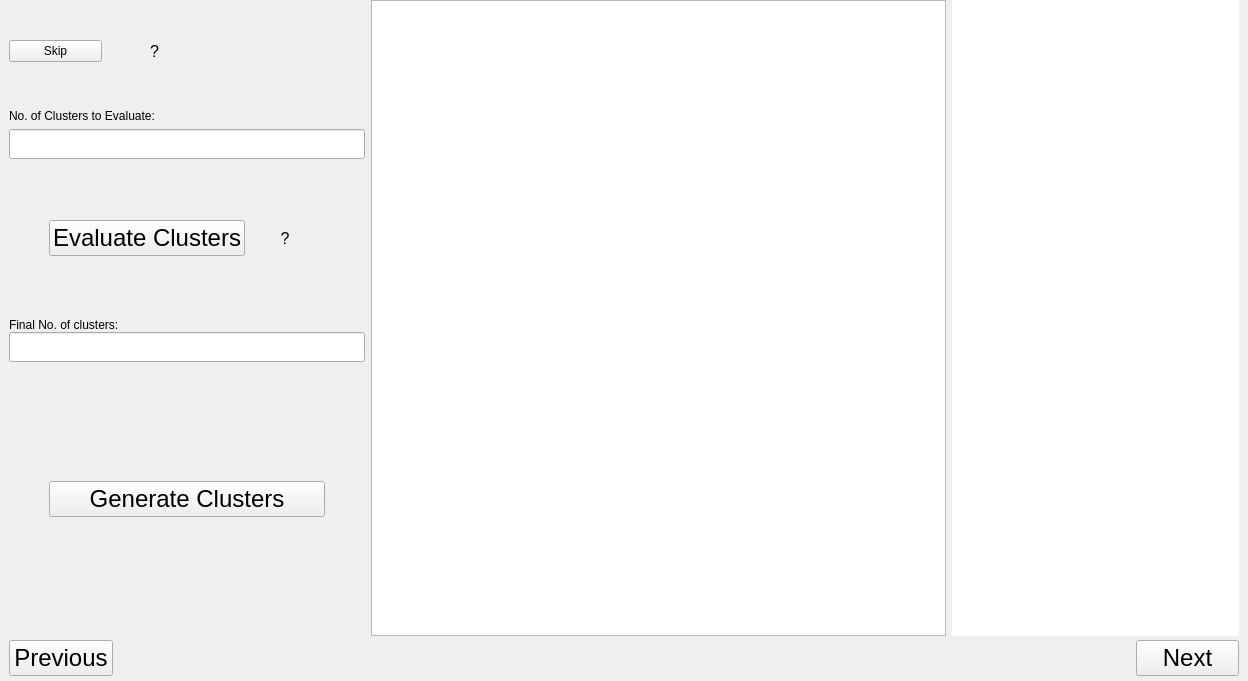
Before: the Qt Designer form progress/App/solar/ui/solar_gui.ui in sandialabs/snl-progress, drawn with Qt 5.
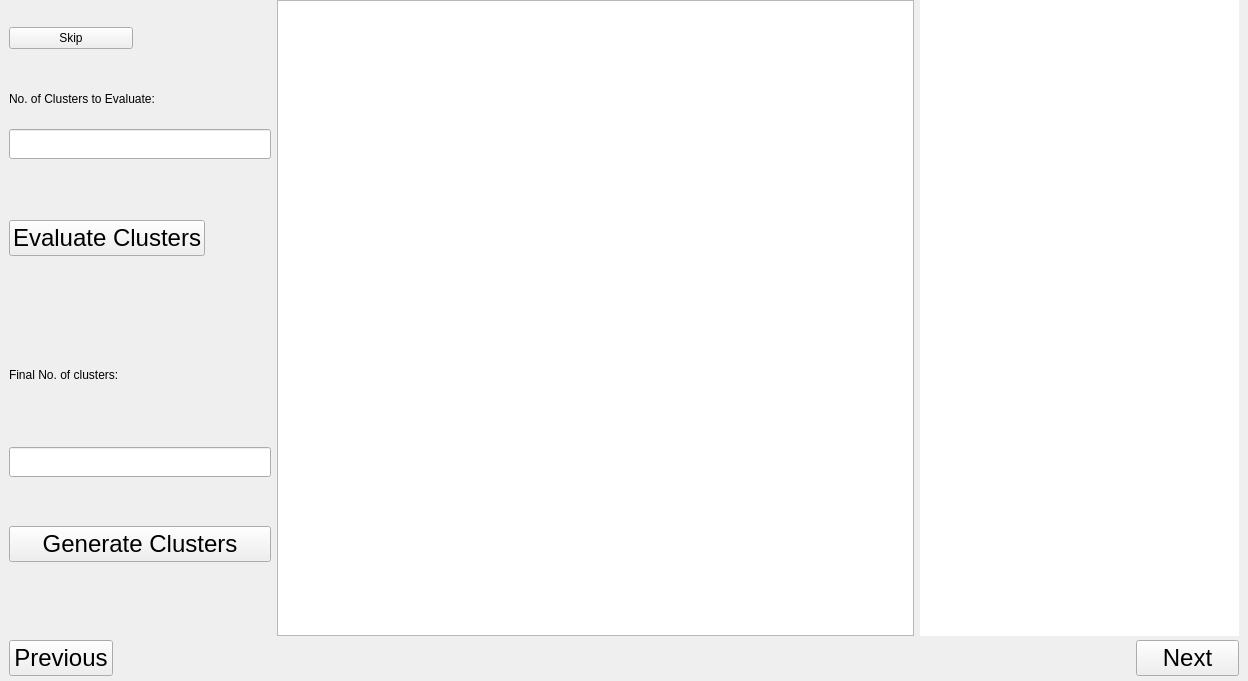
After: the same form once the commit is applied. The open tabs and pages were chosen to show the change. Icons and pictures are not drawn.

Patch:
```diff
--- a/progress/App/solar/ui/solar_gui.ui
+++ b/progress/App/solar/ui/solar_gui.ui
@@ -551,7 +551,7 @@
                      <property name="frameShape">
                       <enum>QFrame::NoFrame</enum>
                      </property>
-                     <layout class="QGridLayout" name="gridLayout_8">
+                     <layout class="QVBoxLayout" name="verticalLayout_7">
                       <property name="leftMargin">
                        <number>0</number>
                       </property>
@@ -564,7 +564,31 @@
                       <property name="bottomMargin">
                        <number>0</number>
                       </property>
-                      <item row="0" column="0">
+                      <item>
+                       <widget class="QFrame" name="solar2_frame">
+                        <property name="frameShape">
+                         <enum>QFrame::Shape::NoFrame</enum>
+                        </property>
+                        <property name="frameShadow">
+                         <enum>QFrame::Shadow::Raised</enum>
+                        </property>
+                        <layout class="QHBoxLayout" name="horizontalLayout_2">
+                         <property name="spacing">
+                          <number>15</number>
+                         </property>
+                         <property name="leftMargin">
+                          <number>0</number>
+                         </property>
+                         <property name="topMargin">
+                          <number>0</number>
+                         </property>
+                         <property name="rightMargin">
+                          <number>0</number>
+                         </property>
+                         <property name="bottomMargin">
+                          <number>0</number>
+                         </property>
+                         <item>
                        <widget class="QPushButton" name="pushButton">
                         <property name="styleSheet">
                          <string notr="true"/>
@@ -574,7 +598,7 @@
                         </property>
                        </widget>
                       </item>
-                      <item row="0" column="1">
+                         <item>
                        <widget class="QPushButton" name="pushButton_help_solar">
                         <property name="minimumSize">
                          <size>
@@ -594,31 +618,58 @@
                          <string notr="true"/>
                         </property>
                         <property name="text">
-                         <string>?</string>
-                        </property>
-                        <property name="flat">
-                         <bool>true</bool>
-                        </property>
-                       </widget>
-                      </item>
-                      <item row="0" column="2">
-                       <spacer name="horizontalSpacer_9">
-                        <property name="sizeHint" stdset="0">
+                            <string/>
+                           </property>
+                           <property name="icon">
+                            <iconset resource="../../../resources.qrc">
+                             <normaloff>:/icons/Images/icons/ainfo_24dp_5F6368_FILL0_wght200_GRAD0_opsz24.png</normaloff>:/icons/Images/icons/ainfo_24dp_5F6368_FILL0_wght200_GRAD0_opsz24.png</iconset>
+                           </property>
+                           <property name="iconSize">
                          <size>
-                          <width>158</width>
-                          <height>20</height>
-                         </size>
-                        </property>
-                       </spacer>
-                      </item>
-                      <item row="1" column="0" colspan="3">
+                             <width>32</width>
+                             <height>32</height>
+                            </size>
+                           </property>
+                           <property name="flat">
+                            <bool>true</bool>
+                           </property>
+                          </widget>
+                         </item>
+                        </layout>
+                       </widget>
+                      </item>
+                      <item>
+                       <widget class="QFrame" name="solar2_frame_2">
+                        <property name="frameShape">
+                         <enum>QFrame::Shape::NoFrame</enum>
+                        </property>
+                        <property name="frameShadow">
+                         <enum>QFrame::Shadow::Raised</enum>
+                        </property>
+                        <layout class="QVBoxLayout" name="verticalLayout_6">
+                         <property name="spacing">
+                          <number>15</number>
+                         </property>
+                         <property name="leftMargin">
+                          <number>0</number>
+                         </property>
+                         <property name="topMargin">
+                          <number>0</number>
+                         </property>
+                         <property name="rightMargin">
+                          <number>0</number>
+                         </property>
+                         <property name="bottomMargin">
+                          <number>0</number>
+                         </property>
+                         <item>
                        <widget class="QLabel" name="label_5">
                         <property name="text">
                          <string>No. of Clusters to Evaluate:</string>
                         </property>
                        </widget>
                       </item>
-                      <item row="2" column="0" colspan="3">
+                         <item>
                        <widget class="QLineEdit" name="lineEdit">
                         <property name="minimumSize">
                          <size>
@@ -634,6 +685,9 @@
                      </layout>
                     </widget>
                    </item>
+                     </layout>
+                    </widget>
+                   </item>
                    <item>
                     <widget class="QFrame" name="frame_27">
                      <property name="frameShape">
@@ -641,7 +695,7 @@
                      </property>
                      <layout class="QHBoxLayout" name="horizontalLayout_22">
                       <property name="spacing">
-                       <number>0</number>
+                       <number>15</number>
                       </property>
                       <property name="leftMargin">
                        <number>0</number>
@@ -655,16 +709,6 @@
                       <property name="bottomMargin">
                        <number>0</number>
                       </property>
-                      <item>
-                       <spacer name="horizontalSpacer_16">
-                        <property name="sizeHint" stdset="0">
-                         <size>
-                          <width>40</width>
-                          <height>20</height>
-                         </size>
-                        </property>
-                       </spacer>
-                      </item>
                       <item>
                        <widget class="QPushButton" name="pushButton_2">
                         <property name="minimumSize">
@@ -715,23 +759,23 @@
                          <string notr="true"/>
                         </property>
                         <property name="text">
-                         <string>?</string>
+                         <string/>
+                        </property>
+                        <property name="icon">
+                         <iconset resource="../../../resources.qrc">
+                          <normaloff>:/icons/Images/icons/ainfo_24dp_5F6368_FILL0_wght200_GRAD0_opsz24.png</normaloff>:/icons/Images/icons/ainfo_24dp_5F6368_FILL0_wght200_GRAD0_opsz24.png</iconset>
+                        </property>
+                        <property name="iconSize">
+                         <size>
+                          <width>32</width>
+                          <height>32</height>
+                         </size>
                         </property>
                         <property name="flat">
                          <bool>true</bool>
                         </property>
                        </widget>
                       </item>
-                      <item>
-                       <spacer name="horizontalSpacer_8">
-                        <property name="sizeHint" stdset="0">
-                         <size>
-                          <width>40</width>
-                          <height>20</height>
-                         </size>
-                        </property>
-                       </spacer>
-                      </item>
                      </layout>
                     </widget>
                    </item>
@@ -796,7 +840,7 @@
                      </property>
                      <layout class="QVBoxLayout" name="verticalLayout_38">
                       <property name="spacing">
-                       <number>0</number>
+                       <number>15</number>
                       </property>
                       <property name="leftMargin">
                        <number>0</number>
@@ -858,18 +902,8 @@
                     <number>0</number>
                    </property>
                    <property name="bottomMargin">
-                    <number>0</number>
+                    <number>25</number>
                    </property>
-                   <item>
-                    <spacer name="horizontalSpacer_17">
-                     <property name="sizeHint" stdset="0">
-                      <size>
-                       <width>40</width>
-                       <height>20</height>
-                      </size>
-                     </property>
-                    </spacer>
-                   </item>
                    <item>
                     <widget class="QPushButton" name="pushButton_3">
                      <property name="minimumSize">
@@ -894,16 +928,6 @@
                      </property>
                     </widget>
                    </item>
-                   <item>
-                    <spacer name="horizontalSpacer_18">
-                     <property name="sizeHint" stdset="0">
-                      <size>
-                       <width>40</width>
-                       <height>20</height>
-                      </size>
-                     </property>
-                    </spacer>
-                   </item>
                   </layout>
                  </widget>
                 </item>
```
Left out of the diff: 209 changed lines with no effect on the pictures. Lines whose indentation alone changed are shown as unchanged.
